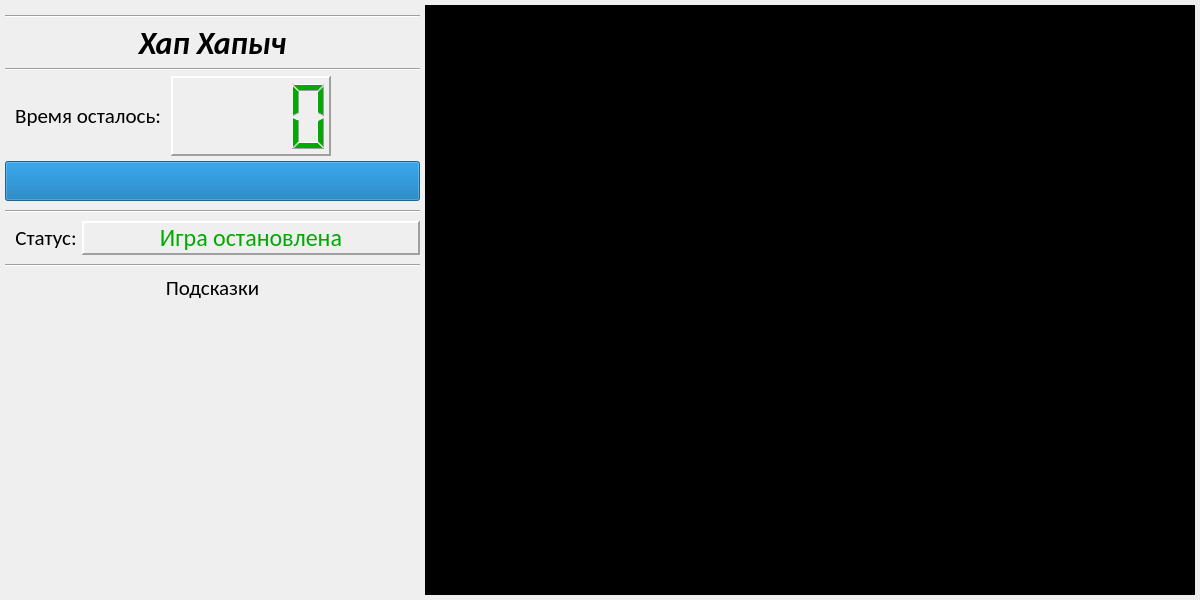
Above: py/HapHapch/Qt/GameWindow/PyQtWindow.ui from KirillHit/HandTracker before the change. Below: the same form after it.
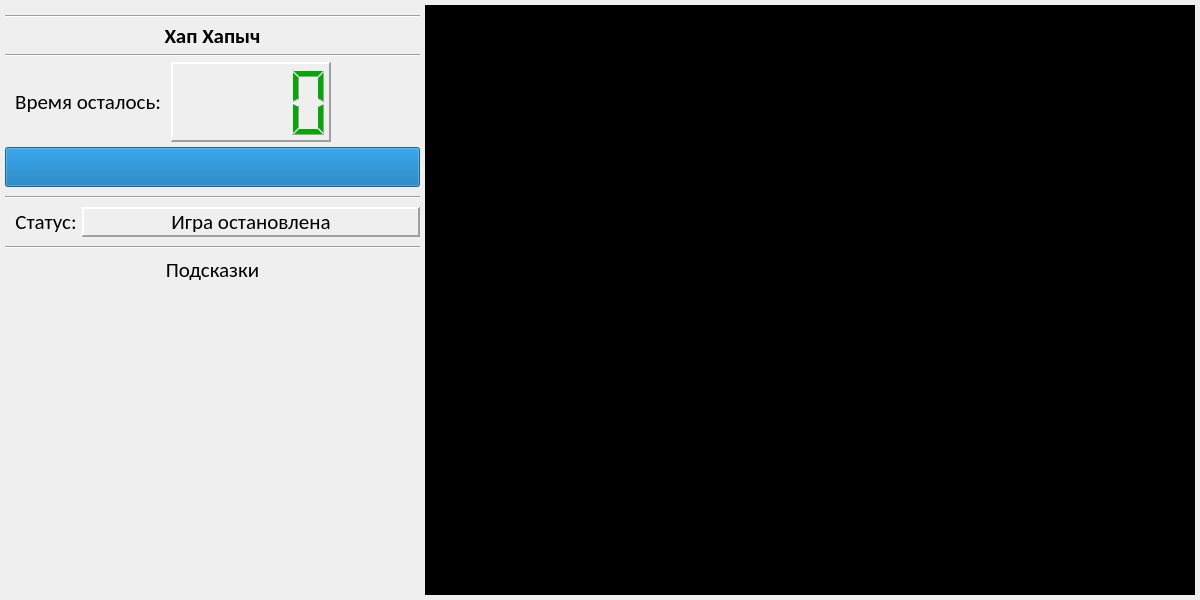
That is the form after the change.

Diff of the .ui file:
```diff
--- a/py/HapHapch/Qt/GameWindow/PyQtWindow.ui
+++ b/py/HapHapch/Qt/GameWindow/PyQtWindow.ui
@@ -52,9 +52,9 @@
           <property name="font">
            <font>
             <family>Calibri</family>
-            <pointsize>24</pointsize>
+            <pointsize>16</pointsize>
             <weight>75</weight>
-            <italic>true</italic>
+            <italic>false</italic>
             <bold>true</bold>
             <underline>false</underline>
             <strikeout>false</strikeout>
@@ -261,13 +261,13 @@
             <property name="font">
              <font>
               <family>Calibri</family>
-              <pointsize>18</pointsize>
+              <pointsize>16</pointsize>
               <weight>50</weight>
               <bold>false</bold>
              </font>
             </property>
             <property name="styleSheet">
-             <string notr="true">color: rgb(0, 170, 0)</string>
+             <string notr="true">color: rgb(0, 0, 0);</string>
             </property>
             <property name="frameShape">
              <enum>QFrame::Panel</enum>
```
